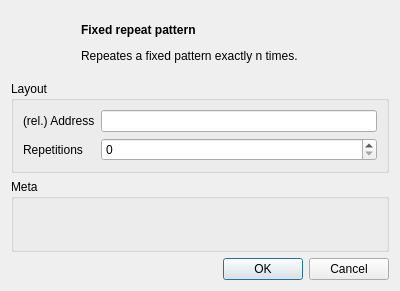
The window that src/fixedrepeatdialog.ui (dmr-tools/anytone-emu) describes before a commit, drawn with Qt 5.
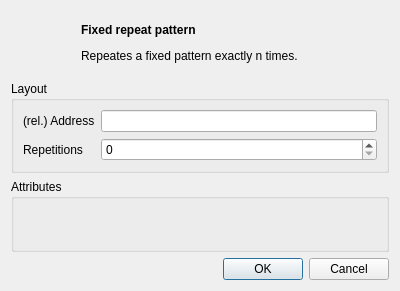
The same window after the commit. Custom widgets are drawn as their Qt base class.

Diff of the .ui file:
```diff
--- a/src/fixedrepeatdialog.ui
+++ b/src/fixedrepeatdialog.ui
@@ -84,7 +84,7 @@
    <item>
     <widget class="QGroupBox" name="groupBox_2">
      <property name="title">
-      <string>Meta</string>
+      <string>Attributes</string>
      </property>
      <layout class="QVBoxLayout" name="verticalLayout_2">
       <property name="spacing">
```
